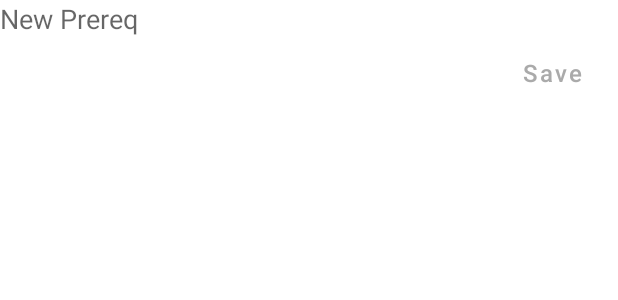
After one commit to arnavp103/UTT, an Android app: the layout new_prereq_task.xml on its own in the app's theme, with its tools: preview values and no code run, on a phone screen of 412 x 824 dp. The commit adds this screen. Shown: the top 300 px of the screen. Run offline under Robolectric (Android 15) with nearby library versions, the phone set to English and light mode, and no system bars.

Commit message:
Fixed bugs and prereq page

```diff
--- a/app/build.gradle
+++ b/app/build.gradle
@@ -37,6 +37,7 @@ dependencies {
     implementation 'androidx.appcompat:appcompat:1.5.1'
     implementation 'com.google.android.material:material:1.7.0'
     implementation 'androidx.constraintlayout:constraintlayout:2.1.4'
+    implementation 'androidx.recyclerview:recyclerview:1.2.1'
     implementation 'androidx.navigation:navigation-fragment:2.5.3'
     implementation 'androidx.navigation:navigation-ui:2.5.3'
     implementation 'com.google.firebase:firebase-database:20.1.0'
--- a/app/src/main/java/com/example/utt/CourseList.java
+++ b/app/src/main/java/com/example/utt/CourseList.java
@@ -66,7 +66,7 @@ public class CourseList extends ArrayAdapter<Course> {
         edit.setOnClickListener(new View.OnClickListener() {
             @Override
             public void onClick(View view) {
-                CourseDataModel.removeCourse(CourseDataModel.getCourseByCode(course.getCode()));
+                DatabaseHandler.removeCourse(CourseDataModel.getCourseByCode(course.getCode()));
                 notifyDataSetChanged();
             }
         });
--- /dev/null
+++ b/app/src/main/res/drawable/ic_baseline_add.xml
@@ -0,0 +1,5 @@
+<vector android:height="32dp" android:tint="#000000"
+    android:viewportHeight="24" android:viewportWidth="24"
+    android:width="32dp" xmlns:android="http://schemas.android.com/apk/res/android">
+    <path android:fillColor="@android:color/white" android:pathData="M19,13h-6v6h-2v-6H5v-2h6V5h2v6h6v2z"/>
+</vector>
--- /dev/null
+++ b/app/src/main/res/layout/new_prereq_task.xml
@@ -0,0 +1,28 @@
+<?xml version="1.0" encoding="utf-8"?>
+<RelativeLayout xmlns:android="http://schemas.android.com/apk/res/android"
+    xmlns:app="http://schemas.android.com/apk/res-auto"
+    xmlns:tools="http://schemas.android.com/tools"
+    android:layout_height="wrap_content"
+    android:layout_width="match_parent">
+
+    <EditText
+        android:id="@+id/newPrereqText"
+        android:layout_width="match_parent"
+        android:layout_height="wrap_content"
+        android:background="@null"
+        android:textAppearance="@style/TextAppearance.AppCompat.Medium"
+        android:hint="New Prereq"/>
+
+    <Button
+        android:id="@+id/newPrereqButton"
+        android:layout_width="wrap_content"
+        android:layout_height="wrap_content"
+        android:layout_below="@id/newPrereqText"
+        android:layout_alignParentEnd="true"
+        android:textSize="16sp"
+        android:text = "Save"
+        android:textAllCaps="false"
+        android:background="@android:color/transparent"
+        android:textColor="@android:color/darker_gray"/>
+
+</RelativeLayout>
```
Also changed, not shown: app/src/main/java/com/example/utt/CourseModel.java (+10 -2 lines), app/src/main/java/com/example/utt/FirstFragment.java (+10 -1 lines), app/src/main/java/com/example/utt/PrereqAdapter.java (added, +55 -0 lines), app/src/main/java/com/example/utt/SelectPrereqs.java (+83 -0 lines), app/src/main/java/com/example/utt/database/DatabaseHandler.java (+9 -8 lines), app/src/main/java/com/example/utt/models/Course.java (+7 -0 lines), app/src/main/res/layout/prereq_layout.xml (added, +24 -0 lines), app/src/main/res/layout/select_prereqs.xml (+33 -11 lines), app/src/main/res/navigation/nav_graph.xml (+6 -2 lines).
